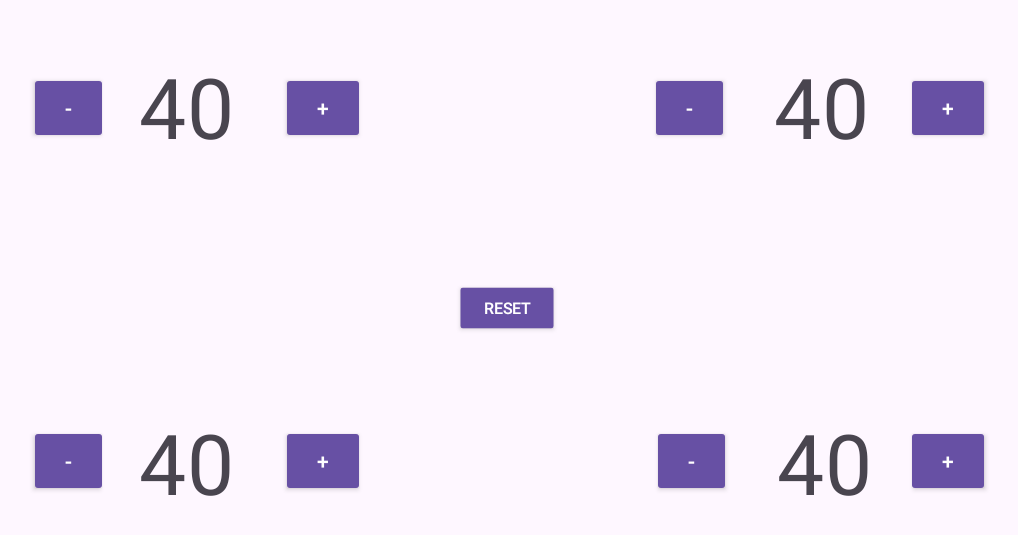
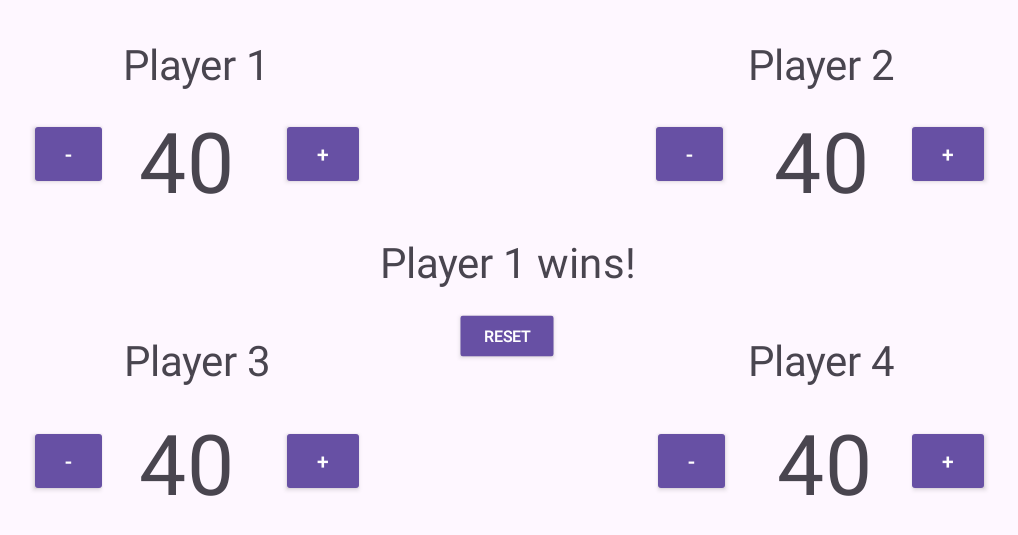
Before and after one commit to cameronwhite4121/SimpleLifeTracker, an Android app: the screen it shows after launch (MainActivity), on a phone screen of 824 x 412 dp (held sideways). Shown: the top 535 px of the screen, without its empty margins (110-1128 px from the left). Run offline under Robolectric (Android 15) with nearby library versions, the phone set to English and light mode, and no system bars.

Commit message:
Added display/code for a winning player. Added textviews to identify each player.

```diff
--- a/app/src/main/java/com/example/simplelifetracker/MainActivity.kt
+++ b/app/src/main/java/com/example/simplelifetracker/MainActivity.kt
@@ -22,8 +22,9 @@ class MainActivity : AppCompatActivity() {
     }
     private fun gameStart() {
 
-        // Initialize buttons
+        // Initialize buttons/textviews
 
+        val winningPlayer: TextView = findViewById(R.id.winningPlayer)
         val resetButton: Button = findViewById(R.id.resetButton)
 
         // Subtract life buttons
@@ -38,7 +39,7 @@ class MainActivity : AppCompatActivity() {
         val player3Plus: Button = findViewById(R.id.player3plus)
         val player4Plus: Button = findViewById(R.id.player4plus)
 
-        // Life tracker textview
+        // Life tracker textviews
         val player1LifeTextView: TextView = findViewById(R.id.player1life)
         val player2LifeTextView: TextView = findViewById(R.id.player2life)
         val player3LifeTextView: TextView = findViewById(R.id.player3life)
@@ -53,6 +54,43 @@ class MainActivity : AppCompatActivity() {
         player3LifeTextView.text = "$player3Life"
         var player4Life = 40
         player4LifeTextView.text = "$player4Life"
+
+        fun checkForWinner() {
+            // Check for 3 losers, if so, there is a winner
+            var numPlayerRip = 0
+            if (player1Life == 0) {
+                numPlayerRip++
+            }
+            if (player2Life == 0) {
+                numPlayerRip++
+            }
+            if (player3Life == 0) {
+                numPlayerRip++
+            }
+            if (player4Life == 0) {
+                numPlayerRip++
+            }
+            // If there is a winner, display the winner
+            if (numPlayerRip == 3) {
+                if (player1Life != 0) {
+                    winningPlayer.text = "Player 1 wins!"
+                }
+                if (player2Life != 0) {
+                    winningPlayer.text = "Player 2 wins!"
+                }
+                if (player3Life != 0) {
+                    winningPlayer.text = "Player 3 wins!"
+                }
+                if (player4Life != 0) {
+                    winningPlayer.text = "Player 4 wins!"
+                }
+            }
+            else {
+                // Code is necessary to clear winningPlayer textview
+                // if a player accidentally loses the game.
+                winningPlayer.text = ""
+            }
+        }
 
         resetButton.setOnClickListener {
             player1Life = 40
@@ -71,6 +109,7 @@ class MainActivity : AppCompatActivity() {
             if (player1Life <= 0) {
                 player1Life = 0
                 player1LifeTextView.text = "R.I.P"
+                checkForWinner()
             }
             else {
                 player1LifeTextView.text = "$player1Life"
@@ -81,6 +120,7 @@ class MainActivity : AppCompatActivity() {
             if (player2Life <= 0) {
                 player2Life = 0
                 player2LifeTextView.text = "R.I.P"
+                checkForWinner()
             }
             else {
                 player2LifeTextView.text = "$player2Life"
@@ -91,6 +131,7 @@ class MainActivity : AppCompatActivity() {
             if (player3Life <= 0) {
                 player3Life = 0
                 player3LifeTextView.text = "R.I.P"
+                checkForWinner()
             }
             else {
                 player3LifeTextView.text = "$player3Life"
@@ -101,6 +142,7 @@ class MainActivity : AppCompatActivity() {
             if (player4Life <= 0) {
                 player4Life = 0
                 player4LifeTextView.text = "R.I.P"
+                checkForWinner()
             }
             else {
                 player4LifeTextView.text = "$player4Life"
@@ -111,18 +153,26 @@ class MainActivity : AppCompatActivity() {
         player1Plus.setOnClickListener {
             player1Life++
             player1LifeTextView.text = "$player1Life"
+            // Call check for winner in case we need to clear the winning player textview
+            checkForWinner()
         }
         player2Plus.setOnClickListener {
             player2Life++
             player2LifeTextView.text = "$player2Life"
+            // Call check for winner in case we need to clear the winning player textview
+            checkForWinner()
         }
         player3Plus.setOnClickListener {
             player3Life++
             player3LifeTextView.text = "$player3Life"
+            // Call check for winner in case we need to clear the winning player textview
+            checkForWinner()
         }
         player4Plus.setOnClickListener {
             player4Life++
             player4LifeTextView.text = "$player4Life"
+            // Call check for winner in case we need to clear the winning player textview
+            checkForWinner()
         }
     }
 }
--- a/app/src/main/res/layout/activity_main.xml
+++ b/app/src/main/res/layout/activity_main.xml
@@ -33,7 +33,7 @@
         app:layout_constraintHorizontal_bias="0.657"
         app:layout_constraintStart_toStartOf="parent"
         app:layout_constraintTop_toTopOf="parent"
-        app:layout_constraintVertical_bias="0.132" />
+        app:layout_constraintVertical_bias="0.217" />
 
     <Button
         android:id="@+id/player4minus"
@@ -73,7 +73,7 @@
         app:layout_constraintHorizontal_bias="0.339"
         app:layout_constraintStart_toStartOf="parent"
         app:layout_constraintTop_toTopOf="parent"
-        app:layout_constraintVertical_bias="0.132" />
+        app:layout_constraintVertical_bias="0.217" />
 
     <Button
         android:id="@+id/player3minus"
@@ -99,7 +99,7 @@
         app:layout_constraintHorizontal_bias="0.12"
         app:layout_constraintStart_toStartOf="parent"
         app:layout_constraintTop_toTopOf="parent"
-        app:layout_constraintVertical_bias="0.132" />
+        app:layout_constraintVertical_bias="0.217" />
 
     <TextView
         android:id="@+id/player3life"
@@ -127,7 +127,7 @@
         app:layout_constraintHorizontal_bias="0.235"
         app:layout_constraintStart_toStartOf="parent"
         app:layout_constraintTop_toTopOf="parent"
-        app:layout_constraintVertical_bias="0.153" />
+        app:layout_constraintVertical_bias="0.244" />
 
     <TextView
         android:id="@+id/player2life"
@@ -141,7 +141,7 @@
         app:layout_constraintHorizontal_bias="0.759"
         app:layout_constraintStart_toStartOf="parent"
         app:layout_constraintTop_toTopOf="parent"
-        app:layout_constraintVertical_bias="0.153" />
+        app:layout_constraintVertical_bias="0.244" />
 
     <Button
         android:id="@+id/player4plus"
@@ -167,7 +167,7 @@
         app:layout_constraintHorizontal_bias="0.882"
         app:layout_constraintStart_toStartOf="parent"
         app:layout_constraintTop_toTopOf="parent"
-        app:layout_constraintVertical_bias="0.132" />
+        app:layout_constraintVertical_bias="0.217" />
 
     <Button
         android:id="@+id/resetButton"
@@ -182,6 +182,75 @@
         app:layout_constraintHorizontal_bias="0.499"
         app:layout_constraintStart_toStartOf="parent"
         app:layout_constraintTop_toTopOf="parent"
-        app:layout_constraintVertical_bias="0.498" />
+        app:layout_constraintVertical_bias="0.55" />
+
+    <TextView
+        android:id="@+id/textView"
+        android:layout_width="wrap_content"
+        android:layout_height="wrap_content"
+        android:scaleX="2"
+        android:scaleY="2"
+        android:text="Player 1"
+        app:layout_constraintBottom_toBottomOf="parent"
+        app:layout_constraintEnd_toEndOf="parent"
+        app:layout_constraintHorizontal_bias="0.232"
+        app:layout_constraintStart_toStartOf="parent"
+        app:layout_constraintTop_toTopOf="parent"
+        app:layout_constraintVertical_bias="0.081" />
+
+    <TextView
+        android:id="@+id/textView2"
+        android:layout_width="wrap_content"
+        android:layout_height="wrap_content"
+        android:scaleX="2"
+        android:scaleY="2"
+        android:text="Player 3"
+        app:layout_constraintBottom_toBottomOf="parent"
+        app:layout_constraintEnd_toEndOf="parent"
+        app:layout_constraintHorizontal_bias="0.233"
+        app:layout_constraintStart_toStartOf="parent"
+        app:layout_constraintTop_toTopOf="parent"
+        app:layout_constraintVertical_bias="0.584" />
+
+    <TextView
+        android:id="@+id/textView3"
+        android:layout_width="wrap_content"
+        android:layout_height="wrap_content"
+        android:scaleX="2"
+        android:scaleY="2"
+        android:text="Player 2"
+        app:layout_constraintBottom_toBottomOf="parent"
+        app:layout_constraintEnd_toEndOf="parent"
+        app:layout_constraintHorizontal_bias="0.77"
+        app:layout_constraintStart_toStartOf="parent"
+        app:layout_constraintTop_toTopOf="parent"
+        app:layout_constraintVertical_bias="0.081" />
+
+    <TextView
+        android:id="@+id/textView4"
+        android:layout_width="wrap_content"
+        android:layout_height="wrap_content"
+        android:scaleX="2"
+        android:scaleY="2"
+        android:text="Player 4"
+        app:layout_constraintBottom_toBottomOf="parent"
+        app:layout_constraintEnd_toEndOf="parent"
+        app:layout_constraintHorizontal_bias="0.77"
+        app:layout_constraintStart_toStartOf="parent"
+        app:layout_constraintTop_toTopOf="parent"
+        app:layout_constraintVertical_bias="0.584" />
+
+    <TextView
+        android:id="@+id/winningPlayer"
+        android:layout_width="wrap_content"
+        android:layout_height="wrap_content"
+        android:scaleX="2"
+        android:scaleY="2"
+        android:text="Player 1 wins!"
+        app:layout_constraintBottom_toBottomOf="parent"
+        app:layout_constraintEnd_toEndOf="parent"
+        app:layout_constraintStart_toStartOf="parent"
+        app:layout_constraintTop_toTopOf="parent"
+        app:layout_constraintVertical_bias="0.418" />
 
 </androidx.constraintlayout.widget.ConstraintLayout>
```
